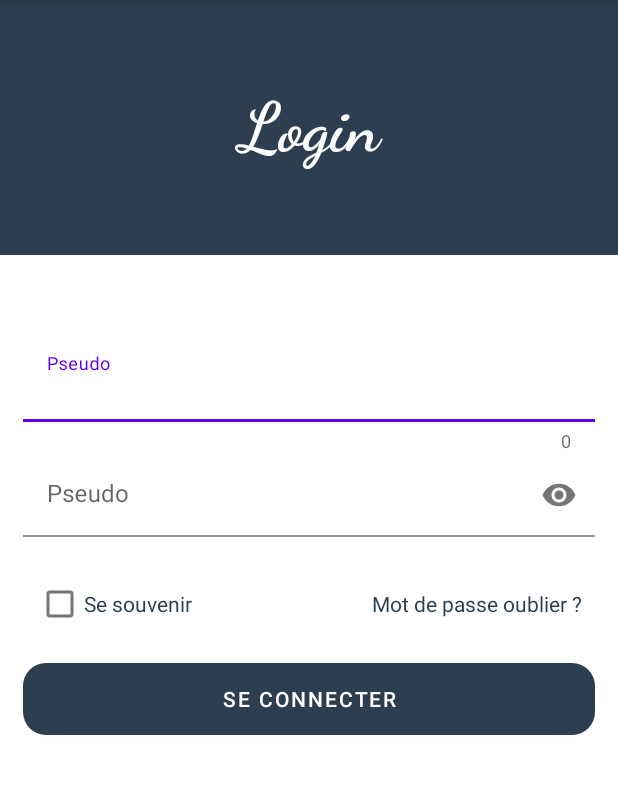
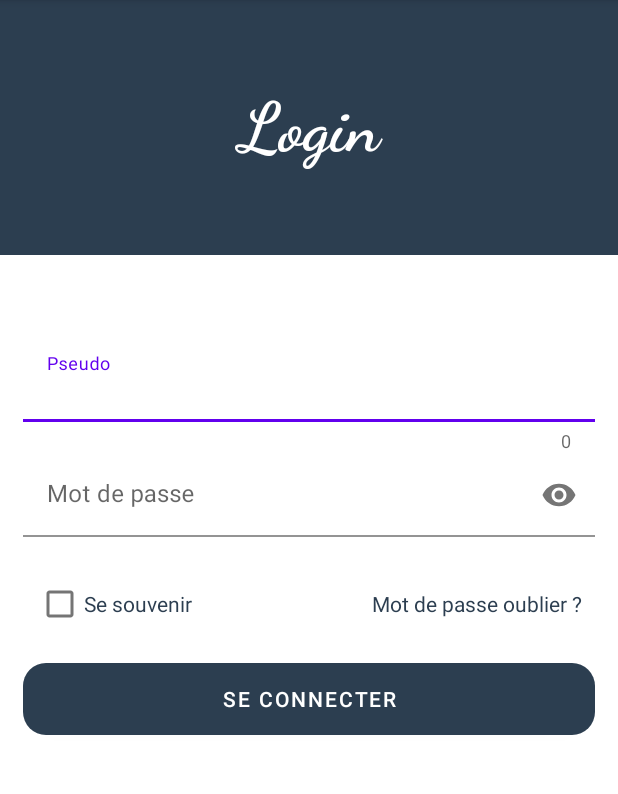
Before and after one commit to MouctarG/Guindo_Gboho_Guingouain, an Android app: the LoginActivity screen opened directly, with no data from a screen before it, on a phone screen of 412 x 824 dp, the part 84-878 px from its top. Run offline under Robolectric (Android 15) with nearby library versions, the phone set to English and light mode, and no system bars.

Commit message:
modification de la label password

```diff
--- a/app/src/main/java/com/example/projetandroid/MainActivity.java
+++ b/app/src/main/java/com/example/projetandroid/MainActivity.java
@@ -41,7 +41,7 @@ public class MainActivity extends AppCompatActivity {
         super.onCreate(savedInstanceState);
         setContentView(R.layout.activity_main);
         lesCategories = new ArrayList<>();
-        // getCategories();
+        getCategories();
 
         //updateTest();
 
--- a/app/src/main/res/layout/activity_login.xml
+++ b/app/src/main/res/layout/activity_login.xml
@@ -68,7 +68,7 @@
                 android:layout_width="match_parent"
                 android:layout_height="wrap_content"
                 android:background="@color/white"
-                android:hint="@string/pseudo"
+                android:hint="@string/txt_mdp"
                 android:inputType="textPassword">
 
             </com.google.android.material.textfield.TextInputEditText>
--- a/app/src/main/res/values/strings.xml
+++ b/app/src/main/res/values/strings.xml
@@ -33,6 +33,7 @@
     <string name="txt_categotry">Catégories</string>
     <string name="open">ouvrir</string>
     <string name="close">Fermer</string>
+    <string name="txt_mdp">Mot de passe</string>
 
 
 </resources>
```
